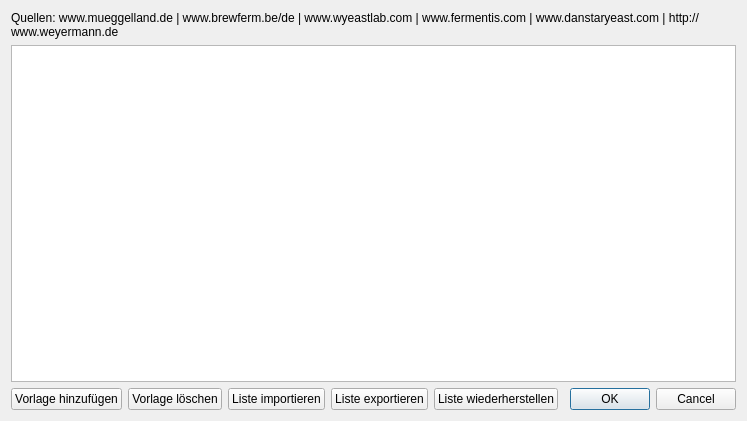
This is kleiner-brauhelfer/dialogs/dlgrohstoffvorlage.ui in kleiner-brauhelfer/kleiner-brauhelfer-2 as Qt 5 draws it before an edit. The edited form follows.
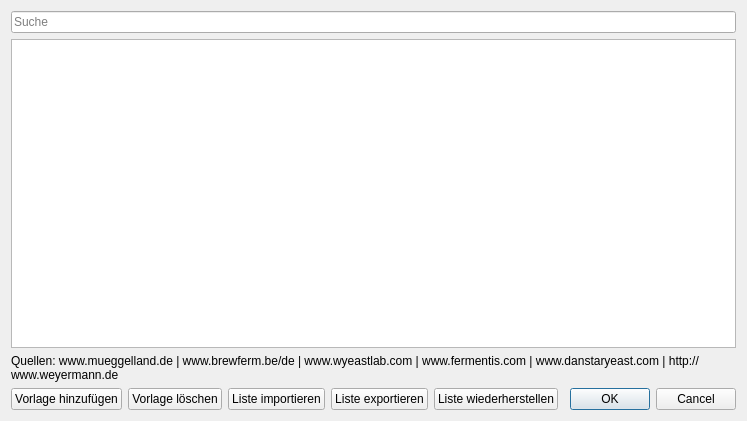
This is the edited form.

```diff
--- a/kleiner-brauhelfer/dialogs/dlgrohstoffvorlage.ui
+++ b/kleiner-brauhelfer/dialogs/dlgrohstoffvorlage.ui
@@ -15,11 +15,11 @@
   </property>
   <layout class="QVBoxLayout" name="verticalLayout">
    <item>
-    <widget class="QLabel" name="label">
-     <property name="text">
-      <string>Quellen: www.mueggelland.de | www.brewferm.be/de | www.wyeastlab.com | www.fermentis.com | www.danstaryeast.com | http://www.weyermann.de</string>
+    <widget class="QLineEdit" name="lineEditFilter">
+     <property name="placeholderText">
+      <string>Suche</string>
      </property>
-     <property name="wordWrap">
+     <property name="clearButtonEnabled">
       <bool>true</bool>
      </property>
     </widget>
@@ -46,6 +46,16 @@
      </attribute>
     </widget>
    </item>
+   <item>
+    <widget class="QLabel" name="label">
+     <property name="text">
+      <string>Quellen: www.mueggelland.de | www.brewferm.be/de | www.wyeastlab.com | www.fermentis.com | www.danstaryeast.com | http://www.weyermann.de</string>
+     </property>
+     <property name="wordWrap">
+      <bool>true</bool>
+     </property>
+    </widget>
+   </item>
    <item>
     <layout class="QHBoxLayout" name="horizontalLayout">
      <item>
```
